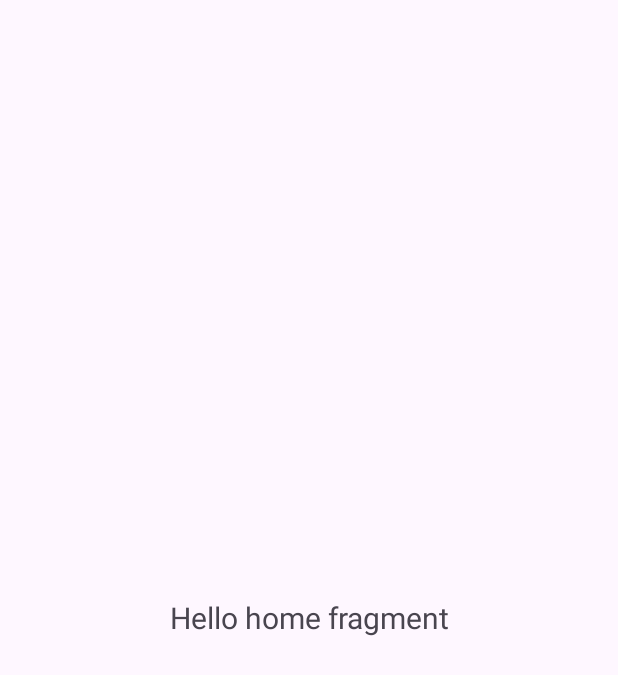
After one commit to MustafaKoceerr/ValorantAgents, an Android app: the layout fragment_home.xml on its own in the app's theme, with its tools: preview values and no code run, on a phone screen of 412 x 824 dp. The commit adds this screen. Shown: the top 675 px of the screen. Run offline under Robolectric (Android 15) with nearby library versions, the phone set to English and light mode, and no system bars.

Commit message:
fragments's and activities's xml added

```diff
--- /dev/null
+++ b/app/src/main/res/layout/fragment_home.xml
@@ -0,0 +1,18 @@
+<?xml version="1.0" encoding="utf-8"?>
+<FrameLayout xmlns:android="http://schemas.android.com/apk/res/android"
+    xmlns:tools="http://schemas.android.com/tools"
+    android:layout_width="match_parent"
+    android:layout_height="match_parent"
+    tools:context=".ui.home.HomeFragment">
+
+    <TextView
+        android:id="@+id/txtFragHome"
+        android:layout_width="match_parent"
+        android:layout_height="match_parent"
+        android:text="Hello home fragment"
+        android:layout_gravity="center"
+        android:gravity="center"
+        android:textSize="20sp"
+        />
+
+</FrameLayout>
```
Also changed, not shown: app/src/main/res/layout/activity_detail.xml (renamed from app/src/main/res/layout/activity_main.xml, +1 -10 lines), app/src/main/res/layout/activity_home.xml (added, +32 -0 lines), app/src/main/res/layout/fragment_favorite.xml (added, +14 -0 lines).
